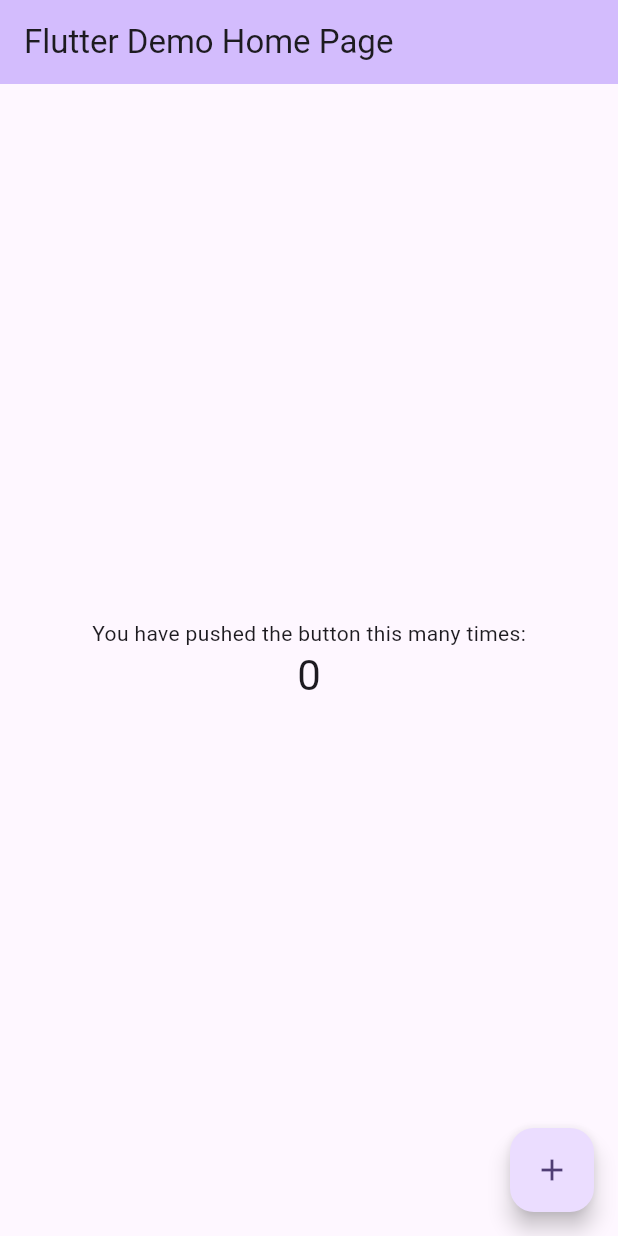
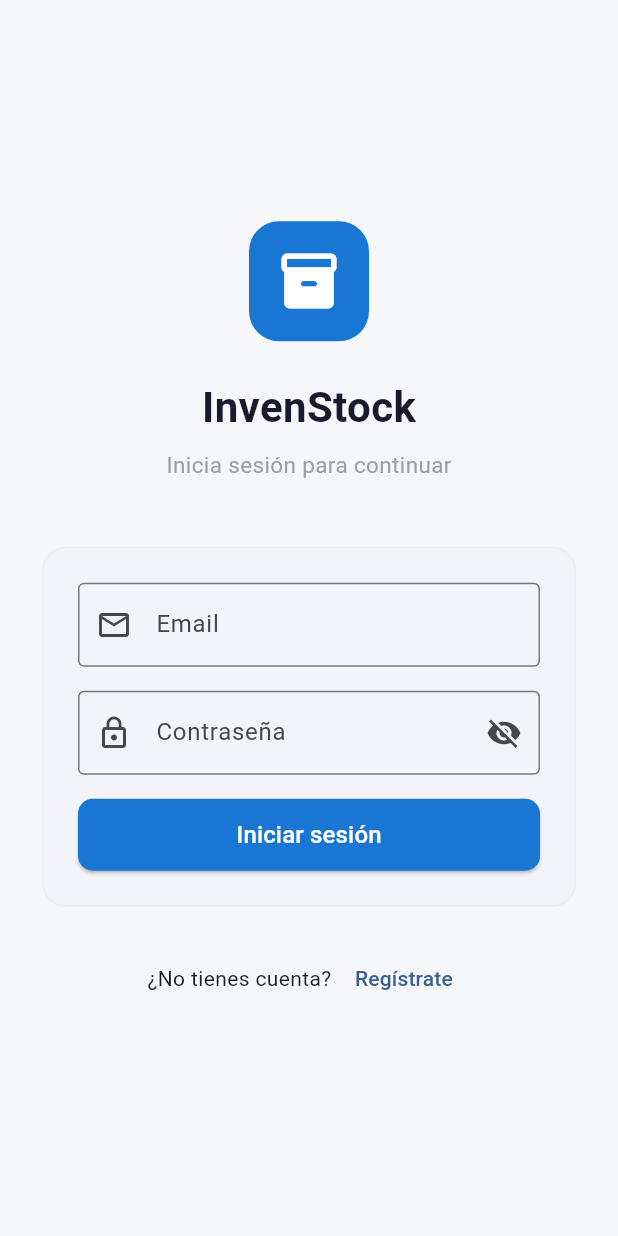
Before and after one commit to Albertrf10/app_gestion_de_inventario, a Flutter app: the screen it shows after launch, on a phone screen of 412 x 824 dp. Run offline on Flutter 3.47's test engine with Material 3 defaults, Android fonts, the phone set to English and light mode, and no system bars; our stand-ins replace firebase_auth, firebase_core; accounts and stored records are empty.

Commit message:
feat: login y registro con Firebase Auth

```diff
--- a/lib/main.dart
+++ b/lib/main.dart
@@ -1,122 +1,60 @@
 import 'package:flutter/material.dart';
+import 'package:firebase_core/firebase_core.dart';
+import 'firebase_options.dart';
+import 'screens/login_screen.dart';
+import 'screens/dashboard_screen.dart';
+import 'services/auth_service.dart';
 
-void main() {
+void main() async {
+  WidgetsFlutterBinding.ensureInitialized();
+  await Firebase.initializeApp(
+    options: DefaultFirebaseOptions.currentPlatform,
+  );
   runApp(const MyApp());
 }
 
 class MyApp extends StatelessWidget {
   const MyApp({super.key});
 
-  // This widget is the root of your application.
   @override
   Widget build(BuildContext context) {
     return MaterialApp(
-      title: 'Flutter Demo',
+      title: 'Gestión de Inventario',
+      debugShowCheckedModeBanner: false,
       theme: ThemeData(
-        // This is the theme of your application.
-        //
-        // TRY THIS: Try running your application with "flutter run". You'll see
-        // the application has a purple toolbar. Then, without quitting the app,
-        // try changing the seedColor in the colorScheme below to Colors.green
-        // and then invoke "hot reload" (save your changes or press the "hot
-        // reload" button in a Flutter-supported IDE, or press "r" if you used
-        // the command line to start the app).
-        //
-        // Notice that the counter didn't reset back to zero; the application
-        // state is not lost during the reload. To reset the state, use hot
-        // restart instead.
-        //
-        // This works for code too, not just values: Most code changes can be
-        // tested with just a hot reload.
-        colorScheme: .fromSeed(seedColor: Colors.deepPurple),
+        colorScheme: ColorScheme.fromSeed(seedColor: const Color(0xFF1976D2)),
+        useMaterial3: true,
       ),
-      home: const MyHomePage(title: 'Flutter Demo Home Page'),
+      home: const AuthWrapper(),
     );
   }
 }
 
-class MyHomePage extends StatefulWidget {
-  const MyHomePage({super.key, required this.title});
-
-  // This widget is the home page of your application. It is stateful, meaning
-  // that it has a State object (defined below) that contains fields that affect
-  // how it looks.
-
-  // This class is the configuration for the state. It holds the values (in this
-  // case the title) provided by the parent (in this case the App widget) and
-  // used by the build method of the State. Fields in a Widget subclass are
-  // always marked "final".
-
-  final String title;
-
-  @override
-  State<MyHomePage> createState() => _MyHomePageState();
-}
-
-class _MyHomePageState extends State<MyHomePage> {
-  int _counter = 0;
-
-  void _incrementCounter() {
-    setState(() {
-      // This call to setState tells the Flutter framework that something has
-      // changed in this State, which causes it to rerun the build method below
-      // so that the display can reflect the updated values. If we changed
-      // _counter without calling setState(), then the build method would not be
-      // called again, and so nothing would appear to happen.
-      _counter++;
-    });
-  }
+// AuthWrapper decide qué pantalla mostrar según el estado de sesión
+class AuthWrapper extends StatelessWidget {
+  const AuthWrapper({super.key});
 
   @override
   Widget build(BuildContext context) {
-    // This method is rerun every time setState is called, for instance as done
-    // by the _incrementCounter method above.
-    //
-    // The Flutter framework has been optimized to make rerunning build methods
-    // fast, so that you can just rebuild anything that needs updating rather
-    // than having to individually change instances of widgets.
-    return Scaffold(
-      appBar: AppBar(
-        // TRY THIS: Try changing the color here to a specific color (to
-        // Colors.amber, perhaps?) and trigger a hot reload to see the AppBar
-        // change color while the other colors stay the same.
-        backgroundColor: Theme.of(context).colorScheme.inversePrimary,
-        // Here we take the value from the MyHomePage object that was created by
-        // the App.build method, and use it to set our appbar title.
-        title: Text(widget.title),
-      ),
-      body: Center(
-        // Center is a layout widget. It takes a single child and positions it
-        // in the middle of the parent.
-        child: Column(
-          // Column is also a layout widget. It takes a list of children and
-          // arranges them vertically. By default, it sizes itself to fit its
-          // children horizontally, and tries to be as tall as its parent.
-          //
-          // Column has various properties to control how it sizes itself and
-          // how it positions its children. Here we use mainAxisAlignment to
-          // center the children vertically; the main axis here is the vertical
-          // axis because Columns are vertical (the cross axis would be
-          // horizontal).
-          //
-          // TRY THIS: Invoke "debug painting" (choose the "Toggle Debug Paint"
-          // action in the IDE, or press "p" in the console), to see the
-          // wireframe for each widget.
-          mainAxisAlignment: .center,
-          children: [
-            const Text('You have pushed the button this many times:'),
-            Text(
-              '$_counter',
-              style: Theme.of(context).textTheme.headlineMedium,
-            ),
-          ],
-        ),
-      ),
-      floatingActionButton: FloatingActionButton(
-        onPressed: _incrementCounter,
-        tooltip: 'Increment',
-        child: const Icon(Icons.add),
-      ),
+    return StreamBuilder(
+      stream: AuthService().authStateChanges,
+      builder: (context, snapshot) {
+
+        // Firebase todavía está comprobando el estado
+        if (snapshot.connectionState == ConnectionState.waiting) {
+          return const Scaffold(
+            body: Center(child: CircularProgressIndicator()),
+          );
+        }
+
+        // Si hay usuario logueado → Dashboard
+        if (snapshot.hasData && snapshot.data != null) {
+          return const DashboardScreen();
+        }
+
+        // Si no hay sesión → Login
+        return const LoginScreen();
+      },
     );
   }
 }
--- /dev/null
+++ b/lib/screens/login_screen.dart
@@ -0,0 +1,276 @@
+import 'package:flutter/material.dart';
+import 'package:firebase_auth/firebase_auth.dart';
+import '../services/auth_service.dart';
+import 'register_screen.dart';
+import 'dashboard_screen.dart';
+
+class LoginScreen extends StatefulWidget {
+  const LoginScreen({super.key});
+
+  @override
+  State<LoginScreen> createState() => _LoginScreenState();
+}
+
+class _LoginScreenState extends State<LoginScreen> {
+  final _formKey = GlobalKey<FormState>();
+  final _emailController = TextEditingController();
+  final _passwordController = TextEditingController();
+  final _authService = AuthService();
+
+  bool _isLoading = false;
+  bool _obscurePassword = true;
+  String? _errorMessage;
+
+  @override
+  void dispose() {
+    _emailController.dispose();
+    _passwordController.dispose();
+    super.dispose();
+  }
+
+  Future<void> _login() async {
+    if (!_formKey.currentState!.validate()) return;
+
+    setState(() {
+      _isLoading = true;
+      _errorMessage = null;
+    });
+
+    try {
+      await _authService.login(
+        _emailController.text,
+        _passwordController.text,
+      );
+      if (mounted) {
+        Navigator.pushReplacement(
+          context,
+          MaterialPageRoute(builder: (_) => const DashboardScreen()),
+        );
+      }
+    } on FirebaseAuthException catch (e) {
+      setState(() {
+        _errorMessage = _getErrorMessage(e.code);
+      });
+    } finally {
+      if (mounted) setState(() => _isLoading = false);
+    }
+  }
+
+  String _getErrorMessage(String code) {
+    switch (code) {
+      case 'user-not-found':
+        return 'No existe una cuenta con ese email.';
+      case 'wrong-password':
+        return 'Contraseña incorrecta.';
+      case 'invalid-email':
+        return 'El email no es válido.';
+      case 'user-disabled':
+        return 'Esta cuenta ha sido desactivada.';
+      case 'too-many-requests':
+        return 'Demasiados intentos. Espera unos minutos.';
+      default:
+        return 'Error al iniciar sesión. Inténtalo de nuevo.';
+    }
+  }
+
+  @override
+  Widget build(BuildContext context) {
+    return Scaffold(
+      backgroundColor: const Color(0xFFF5F7FA),
+      body: Center(
+        child: SingleChildScrollView(
+          padding: const EdgeInsets.all(24),
+          child: ConstrainedBox(
+            constraints: const BoxConstraints(maxWidth: 400),
+            child: Column(
+              mainAxisAlignment: MainAxisAlignment.center,
+              children: [
+                // Logo / ícono
+                Container(
+                  width: 80,
+                  height: 80,
+                  decoration: BoxDecoration(
+                    color: const Color(0xFF1976D2),
+                    borderRadius: BorderRadius.circular(20),
+                  ),
+                  child: const Icon(
+                    Icons.inventory_2_rounded,
+                    color: Colors.white,
+                    size: 44,
+                  ),
+                ),
+                const SizedBox(height: 24),
+                const Text(
+                  'InvenStock',
+                  style: TextStyle(
+                    fontSize: 28,
+                    fontWeight: FontWeight.bold,
+                    color: Color(0xFF1A1A2E),
+                  ),
+                ),
+                const SizedBox(height: 8),
+                const Text(
+                  'Inicia sesión para continuar',
+                  style: TextStyle(
+                    fontSize: 15,
+                    color: Colors.grey,
+                  ),
+                ),
+                const SizedBox(height: 40),
+
+                // Formulario
+                Card(
+                  elevation: 0,
+                  shape: RoundedRectangleBorder(
+                    borderRadius: BorderRadius.circular(16),
+                    side: BorderSide(color: Colors.grey.shade200),
+                  ),
+                  child: Padding(
+                    padding: const EdgeInsets.all(24),
+                    child: Form(
+                      key: _formKey,
+                      child: Column(
+                        crossAxisAlignment: CrossAxisAlignment.stretch,
+                        children: [
+                          // Email
+                          TextFormField(
+                            controller: _emailController,
+                            keyboardType: TextInputType.emailAddress,
+                            decoration: const InputDecoration(
+                              labelText: 'Email',
+                              prefixIcon: Icon(Icons.email_outlined),
+                              border: OutlineInputBorder(),
+                            ),
+                            validator: (value) {
+                              if (value == null || value.isEmpty) {
+                                return 'Introduce tu email';
+                              }
+                              if (!value.contains('@')) {
+                                return 'Email no válido';
+                              }
+                              return null;
+                            },
+                          ),
+                          const SizedBox(height: 16),
+
+                          // Contraseña
+                          TextFormField(
+                            controller: _passwordController,
+                            obscureText: _obscurePassword,
+                            decoration: InputDecoration(
+                              labelText: 'Contraseña',
+                              prefixIcon: const Icon(Icons.lock_outline),
+                              border: const OutlineInputBorder(),
+                              suffixIcon: IconButton(
+                                icon: Icon(
+                                  _obscurePassword
+                                      ? Icons.visibility_off
+                                      : Icons.visibility,
+                                ),
+                                onPressed: () => setState(
+                                  () => _obscurePassword = !_obscurePassword,
+                                ),
+                              ),
+                            ),
+                            validator: (value) {
+                              if (value == null || value.isEmpty) {
+                                return 'Introduce tu contraseña';
+                              }
+                              if (value.length < 6) {
+                                return 'Mínimo 6 caracteres';
+                              }
+                              return null;
+                            },
+                          ),
+                          const SizedBox(height: 16),
+
+                          // Error message
+                          if (_errorMessage != null)
+                            Container(
+                              padding: const EdgeInsets.all(12),
+                              decoration: BoxDecoration(
+                                color: Colors.red.shade50,
+                                borderRadius: BorderRadius.circular(8),
+                                border: Border.all(color: Colors.red.shade200),
+                              ),
+                              child: Row(
+                                children: [
+                                  Icon(Icons.error_outline,
+                                      color: Colors.red.shade700, size: 18),
+                                  const SizedBox(width: 8),
+                                  Expanded(
+                                    child: Text(
+                                      _errorMessage!,
+                                      style: TextStyle(
+                                        color: Colors.red.shade700,
+                                        fontSize: 13,
+                                      ),
+                                    ),
+                                  ),
+                                ],
+                              ),
+                            ),
+
+                          if (_errorMessage != null) const SizedBox(height: 16),
+
+                          // Botón login
+                          SizedBox(
+                            height: 48,
+                            child: ElevatedButton(
+                              onPressed: _isLoading ? null : _login,
+                              style: ElevatedButton.styleFrom(
+                                backgroundColor: const Color(0xFF1976D2),
+                                foregroundColor: Colors.white,
+                                shape: RoundedRectangleBorder(
+                                  borderRadius: BorderRadius.circular(10),
+                                ),
+                              ),
+                              child: _isLoading
+                                  ? const SizedBox(
+                                      width: 20,
+                                      height: 20,
+                                      child: CircularProgressIndicator(
+                                        color: Colors.white,
+                                        strokeWidth: 2,
+                                      ),
+                                    )
+                                  : const Text(
+                                      'Iniciar sesión',
+                                      style: TextStyle(fontSize: 16),
+                                    ),
+                            ),
+                          ),
+                        ],
+                      ),
+                    ),
+                  ),
+                ),
+
+                const SizedBox(height: 20),
+
+                // Ir a registro
+                Row(
+                  mainAxisAlignment: MainAxisAlignment.center,
+                  children: [
+                    const Text('¿No tienes cuenta? '),
+                    TextButton(
+                      onPressed: () {
+                        Navigator.push(
+                          context,
+                          MaterialPageRoute(
+                            builder: (_) => const RegisterScreen(),
+                          ),
+                        );
+                      },
+                      child: const Text('Regístrate'),
+                    ),
+                  ],
+                ),
+              ],
+            ),
+          ),
+        ),
+      ),
+    );
+  }
+}
--- /dev/null
+++ b/lib/services/auth_service.dart
@@ -0,0 +1,32 @@
+import 'package:firebase_auth/firebase_auth.dart';
+
+class AuthService {
+  final FirebaseAuth _auth = FirebaseAuth.instance;
+
+  // Stream para escuchar cambios de sesión
+  Stream<User?> get authStateChanges => _auth.authStateChanges();
+
+  // Usuario actual
+  User? get currentUser => _auth.currentUser;
+
+  // Login con email y contraseña
+  Future<UserCredential> login(String email, String password) async {
+    return await _auth.signInWithEmailAndPassword(
+      email: email.trim(),
+      password: password,
+    );
+  }
+
+  // Registro con email y contraseña
+  Future<UserCredential> register(String email, String password) async {
+    return await _auth.createUserWithEmailAndPassword(
+      email: email.trim(),
+      password: password,
+    );
+  }
+
+  // Cerrar sesión
+  Future<void> logout() async {
+    await _auth.signOut();
+  }
+}
```
Also changed, not shown: lib/screens/dashboard_screen.dart (added, +36 -0 lines), lib/screens/register_screen.dart (added, +262 -0 lines), pubspec.yaml (+4 -3 lines), firebase.json (added), lib/firebase_options.dart (added), pubspec.lock, 6 other files.
